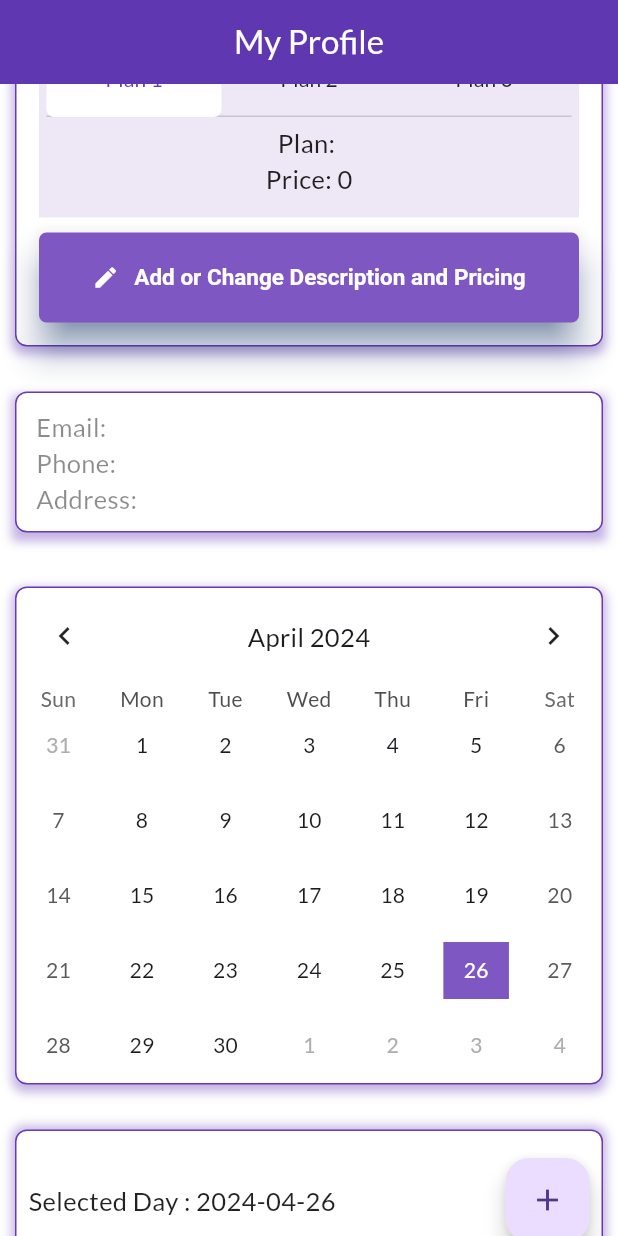
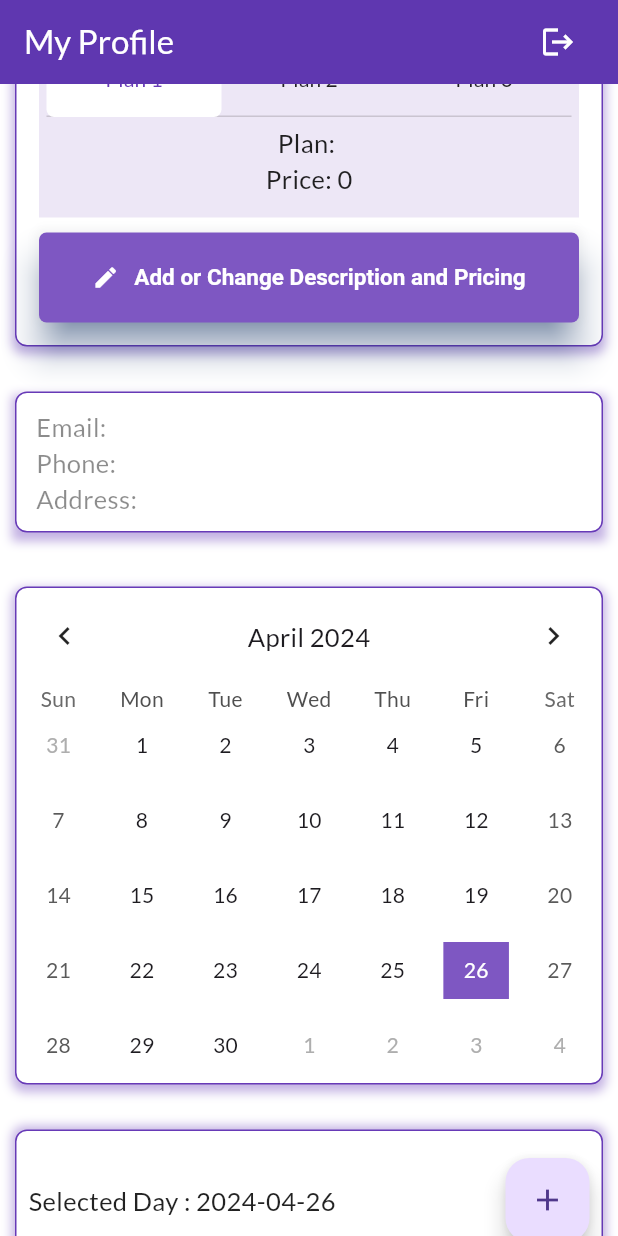
Before and after one commit to jayawardhanadskp/EventHub, a Flutter app: the ServiceProviderProfile screen opened directly, scrolled down 576 dp, on a phone screen of 412 x 824 dp. Run offline on Flutter 3.47's test engine with Material 3 defaults, Android fonts, the phone set to English and light mode, and no system bars; drawn by our look-alikes of table_calendar; our stand-ins replace cloud_firestore, curved_navigation_bar, firebase_auth, firebase_core, firebase_messaging, firebase_storage and 9 more; missing offline and left inert: favorite_button, flutter_facebook_auth, flutter_inappwebview, flutter_paypal_checkout, flutter_simple_calculator; accounts and stored records are empty; network calls fail; statements that could not run were skipped.

Commit message:
service provider

```diff
--- a/lib/views/profile/serviceprovider_profile.dart
+++ b/lib/views/profile/serviceprovider_profile.dart
@@ -8,6 +8,8 @@ import 'package:cloud_firestore/cloud_firestore.dart';
 import 'package:flutter/widgets.dart';
 import 'package:table_calendar/table_calendar.dart';
 import 'package:intl/intl.dart';
+
+import '../onbord_screen.dart';
 
 
 
@@ -102,10 +104,26 @@ with SingleTickerProviderStateMixin {
       backgroundColor: Colors.white,
       appBar: AppBar(
         iconTheme: const IconThemeData(color: Colors.white),
-        title: const Center(
-          child:  Text(
-            'My Profile',
-            style: TextStyle(color: Colors.white),
+        title: Center(
+          child:  Row(
+            mainAxisAlignment: MainAxisAlignment.spaceBetween,
+            children: [
+              Text(
+                'My Profile',
+                style: TextStyle(color: Colors.white),
+              ),
+              IconButton(
+                icon: const Icon(
+                  Icons.logout,
+                  color: Colors.white,
+                ),
+                onPressed: () {
+                  FirebaseAuth.instance.signOut();
+                  Navigator.push(context, MaterialPageRoute(builder: (context) => const OnbordScreen()));
+                },
+                alignment: Alignment.topRight,
+              ),
+            ],
           ),
         ),
         backgroundColor: Colors.deepPurple[600],
```
Also changed, not shown: lib/views/home/serviceproviderhome_page.dart (+17 -12 lines), lib/views/login/serviceprovider_login/serviceprovider_login.dart (+57 -16 lines), lib/views/profile/serviceprovider_profile_view.dart (+5 -5 lines).
